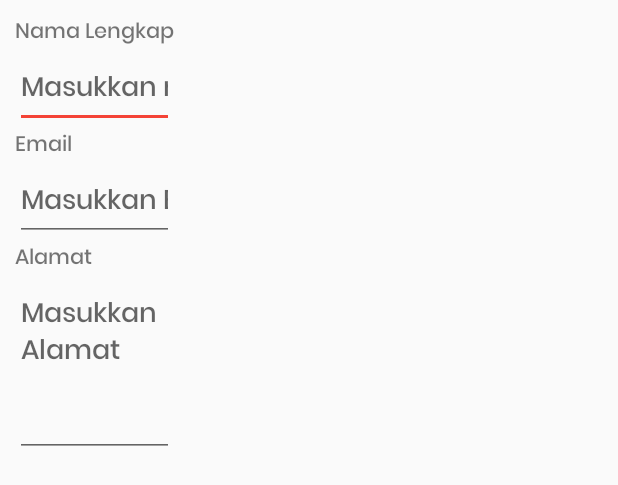
After one commit to Ghalistan/Jahit.in, an Android app: the layout item_alert_dialog_akun.xml on its own in the app's theme, with its tools: preview values and no code run, on a phone screen of 412 x 824 dp. The commit adds this screen. Shown: the top 485 px of the screen. Run offline under Robolectric (Android 15) with nearby library versions, the phone set to English and light mode, and no system bars.

Commit message:
alert dialog akun

```diff
--- a/app/src/main/res/layout/fragment_akun.xml
+++ b/app/src/main/res/layout/fragment_akun.xml
@@ -161,6 +161,7 @@
                         android:layout_width="wrap_content"
                         android:layout_height="25dp"
                         android:layout_alignParentEnd="true"
+                        android:background="?attr/selectableItemBackground"
                         android:src="@drawable/edit_akun"
                         android:adjustViewBounds="true"
                         android:scaleType="fitCenter"
--- /dev/null
+++ b/app/src/main/res/layout/item_alert_dialog_akun.xml
@@ -0,0 +1,42 @@
+<?xml version="1.0" encoding="utf-8"?>
+<LinearLayout xmlns:android="http://schemas.android.com/apk/res/android"
+    android:orientation="vertical"
+    android:layout_width="wrap_content"
+    android:layout_height="wrap_content">
+    <LinearLayout
+        android:layout_width="match_parent"
+        android:layout_height="wrap_content"
+        android:orientation="vertical"
+        android:padding="10dp">
+        <TextView
+            android:layout_width="wrap_content"
+            android:layout_height="wrap_content"
+            android:text="Nama Lengkap"/>
+        <EditText
+            android:id="@+id/nama_lengkap"
+            android:layout_width="match_parent"
+            android:layout_height="wrap_content"
+            android:inputType="text"
+            android:hint="Masukkan nama lengkap"/>
+        <TextView
+            android:layout_width="wrap_content"
+            android:layout_height="wrap_content"
+            android:text="Email"/>
+        <EditText
+            android:id="@+id/email"
+            android:layout_width="match_parent"
+            android:layout_height="wrap_content"
+            android:inputType="text"
+            android:hint="Masukkan Email"/>
+        <TextView
+            android:layout_width="wrap_content"
+            android:layout_height="wrap_content"
+            android:text="Alamat" />
+        <EditText
+            android:layout_width="match_parent"
+            android:layout_height="120dp"
+            android:inputType="textMultiLine"
+            android:gravity="top|left"
+            android:hint="Masukkan Alamat"/>
+    </LinearLayout>
+</LinearLayout>
```
Also changed, not shown: app/src/main/java/protel/jahitin/Fragment/AkunFragment.java (+45 -5 lines).
